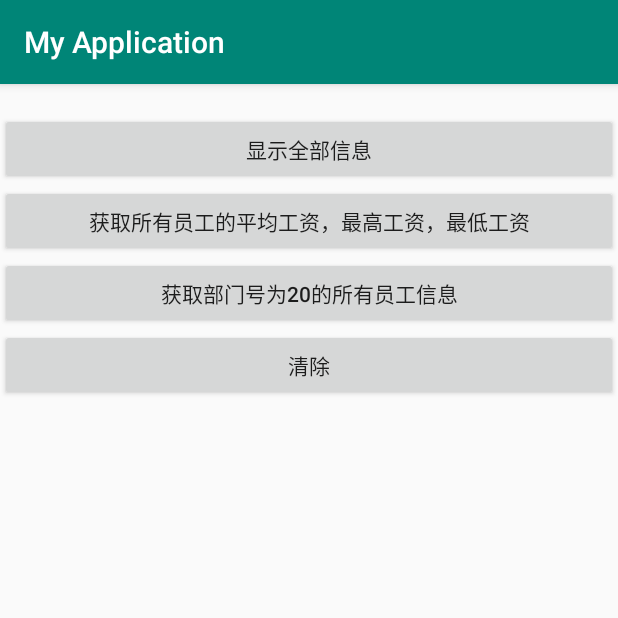
After one commit to niupuyue/RealmDemo, an Android app: the SelfDemoActivity screen opened directly, with no data from a screen before it, on a phone screen of 412 x 824 dp, the top half of it. The commit adds this screen. Run offline under Robolectric (Android 15) with nearby library versions, the phone set to English and light mode, and no system bars.

Commit message:
添加realm数据库练习内容

```diff
--- a/app/build.gradle
+++ b/app/build.gradle
@@ -26,4 +26,6 @@ dependencies {
     testImplementation 'junit:junit:4.12'
     androidTestImplementation 'com.android.support.test:runner:1.0.2'
     androidTestImplementation 'com.android.support.test.espresso:espresso-core:3.0.2'
+
+    implementation 'com.github.xiaoniudadi:IYingLibrary:0.0.10'
 }
--- a/app/src/main/AndroidManifest.xml
+++ b/app/src/main/AndroidManifest.xml
@@ -18,6 +18,7 @@
             </intent-filter>
         </activity>
         <activity android:name=".officedemo.OfficeDemoActivity" />
+        <activity android:name=".selfdemo.SelfDemoActivity" />
     </application>
 
 </manifest>
--- a/app/src/main/java/com/paulniu/myapplication/App.java
+++ b/app/src/main/java/com/paulniu/myapplication/App.java
@@ -20,7 +20,7 @@ public class App extends Application {
         Realm.init(this);
         RealmConfiguration config = new RealmConfiguration.Builder()
                 .name("office.realm")
-                .schemaVersion(2)
+                .schemaVersion(3)
                 .migration(new MyMigration())
                 .build();
         Realm.setDefaultConfiguration(config);
--- /dev/null
+++ b/app/src/main/java/com/paulniu/myapplication/selfdemo/SelfDemoActivity.java
@@ -0,0 +1,91 @@
+package com.paulniu.myapplication.selfdemo;
+
+import android.os.Bundle;
+import android.support.annotation.Nullable;
+import android.support.v7.app.AppCompatActivity;
+import android.view.View;
+import android.view.ViewGroup;
+import android.widget.BaseAdapter;
+import android.widget.Button;
+import android.widget.ListView;
+import android.widget.TextView;
+
+import com.paulniu.myapplication.R;
+
+import java.util.List;
+
+/**
+ * Coder: niupuyue
+ * Date: 2019/7/17
+ * Time: 14:38
+ * Desc:这里的demo是以oracle数据库中的经典案例emp表为例子所有的一系列操作，具体的操作内容，可以看下面的内容
+ * Version:
+ */
+public class SelfDemoActivity extends AppCompatActivity {
+
+    private Button btn01;
+    private Button btn02;
+    private Button btn03;
+    private Button btnClear;
+
+    private TextView showMsg;
+
+    @Override
+    protected void onCreate(@Nullable Bundle savedInstanceState) {
+        super.onCreate(savedInstanceState);
+        setContentView(R.layout.activity_self_demo);
+
+        showMsg = findViewById(R.id.showMsg);
+        btn01 = findViewById(R.id.btn01);
+        btn02 = findViewById(R.id.btn02);
+        btn03 = findViewById(R.id.btn03);
+        btnClear = findViewById(R.id.btnClear);
+
+        btn01.setOnClickListener(new View.OnClickListener() {
+            @Override
+            public void onClick(View v) {
+                List<Emp> emps = SqliteDatabaseHelper.getInstance().queryAllEmp();
+                String msg = "";
+                for (Emp emp : emps) {
+                    msg += emp.toString() + "\n";
+                }
+                List<Dept> depts = SqliteDatabaseHelper.getInstance().queryAllDept();
+                for (Dept dept : depts) {
+                    msg += dept.toString() + "\n";
+                }
+                showMsg.setText(msg);
+            }
+        });
+
+        btn02.setOnClickListener(new View.OnClickListener() {
+            @Override
+            public void onClick(View v) {
+                String msg = "";
+                msg = msg + "平均工资：" + SqliteDatabaseHelper.getInstance().averageSal() + "\n" + "最高工资：" + SqliteDatabaseHelper.getInstance().highestSal() + "\n" + "最低工资：" + SqliteDatabaseHelper.getInstance().lowestSal();
+                showMsg.setText(msg);
+            }
+        });
+
+        btn03.setOnClickListener(new View.OnClickListener() {
+            @Override
+            public void onClick(View v) {
+                String msg = "";
+                List<Emp> emp = SqliteDatabaseHelper.getInstance().getEmpsForDeptName("大堂");
+                for (Emp em : emp) {
+                    msg += em.toString() + "\n";
+                }
+                showMsg.setText(msg);
+            }
+        });
+
+        btnClear.setOnClickListener(new View.OnClickListener() {
+            @Override
+            public void onClick(View v) {
+                SqliteDatabaseHelper.getInstance().clearData();
+            }
+        });
+
+    }
+
+
+}
--- /dev/null
+++ b/app/src/main/res/layout/activity_self_demo.xml
@@ -0,0 +1,50 @@
+<?xml version="1.0" encoding="utf-8"?>
+<LinearLayout xmlns:android="http://schemas.android.com/apk/res/android"
+    android:layout_width="match_parent"
+    android:layout_height="match_parent"
+    android:orientation="vertical">
+
+
+    <ScrollView
+        android:layout_width="match_parent"
+        android:layout_height="match_parent">
+
+        <LinearLayout
+            android:layout_width="match_parent"
+            android:layout_height="match_parent"
+            android:orientation="vertical">
+
+            <TextView
+                android:id="@+id/showMsg"
+                android:layout_width="match_parent"
+                android:layout_height="wrap_content" />
+
+            <Button
+                android:id="@+id/btn01"
+                android:layout_width="match_parent"
+                android:layout_height="wrap_content"
+                android:text="显示全部信息" />
+
+            <Button
+                android:id="@+id/btn02"
+                android:layout_width="match_parent"
+                android:layout_height="wrap_content"
+                android:text="获取所有员工的平均工资，最高工资，最低工资" />
+
+            <Button
+                android:layout_width="match_parent"
+                android:layout_height="wrap_content"
+                android:id="@+id/btn03"
+                android:text="获取部门号为20的所有员工信息"/>
+
+            <Button
+                android:id="@+id/btnClear"
+                android:layout_width="match_parent"
+                android:layout_height="wrap_content"
+                android:text="清除" />
+
+        </LinearLayout>
+
+    </ScrollView>
+
+</LinearLayout>
--- a/build.gradle
+++ b/build.gradle
@@ -16,6 +16,7 @@ allprojects {
     repositories {
         google()
         jcenter()
+        maven { url 'https://jitpack.io' }
     }
 }
 
```
Also changed, not shown: app/src/main/java/com/paulniu/myapplication/MainActivity.java (+9 -0 lines), app/src/main/java/com/paulniu/myapplication/MyMigration.java (+18 -12 lines), app/src/main/java/com/paulniu/myapplication/selfdemo/Dept.java (added, +56 -0 lines), app/src/main/java/com/paulniu/myapplication/selfdemo/Emp.java (added, +105 -0 lines), app/src/main/java/com/paulniu/myapplication/selfdemo/SqliteDatabaseHelper.java (added, +304 -0 lines), app/src/main/res/layout/activity_main.xml (+8 -2 lines).
